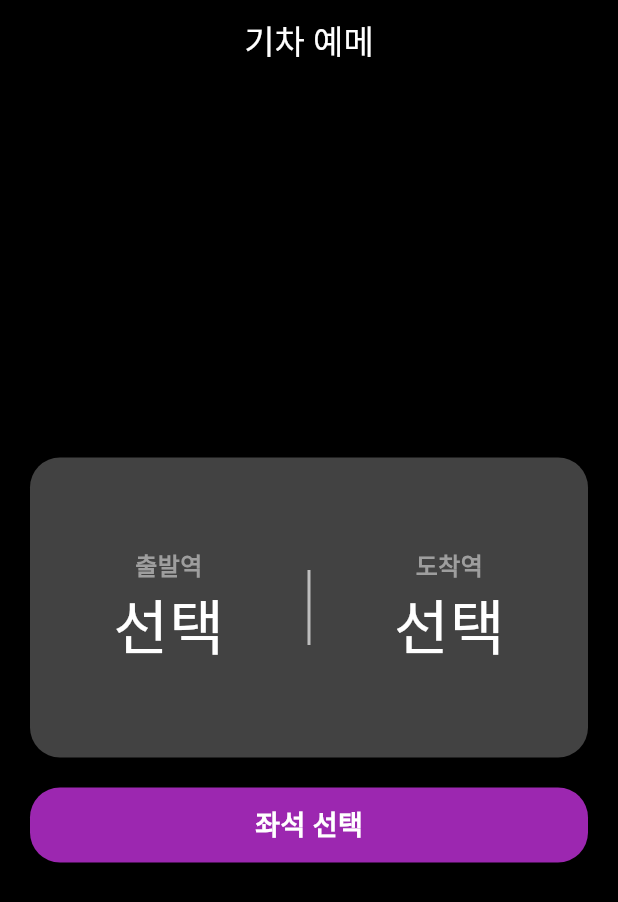
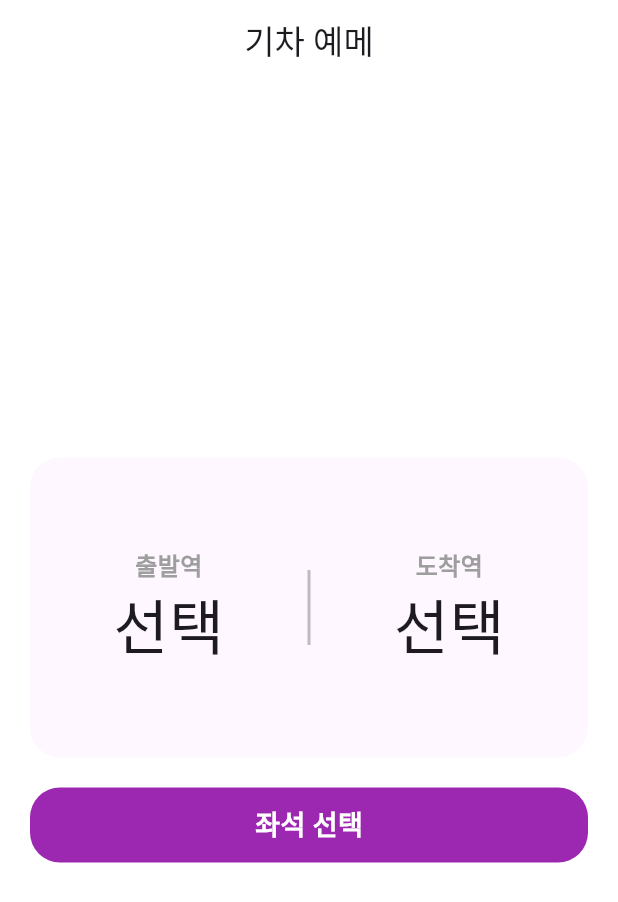
Before and after one commit to name27/flutter_train_app, a Flutter app: the screen it shows after launch, on a phone screen of 412 x 824 dp. Shown: the top 902 px of the screen. Run offline on Flutter 3.47's test engine with Material 3 defaults, Android fonts, the phone set to English and light mode, and no system bars.

Commit message:
feat: 마이페이지 추가
   - main.dart: 다크 테마에서 라이트 테마로 기본 테마 변경
   - SelectText 위젯을 별도 파일로 분리하여 재사용성 향상
   - 좌석 선택 후 마이페이지로 자동 이동 기능 추가

 새로운 페이지 및 위젯 추가
   - my_page.dart: 예약 완료 후 표시되는 마이페이지 추가
     * 출발역, 도착역, 선택된 좌석 정보 표시
     * SelectText 위젯 재사용으로 일관된 UI 제공
   -select_seat.dart: 재사용 가능한 SelectText 위젯 생성

```diff
--- a/lib/main.dart
+++ b/lib/main.dart
@@ -40,7 +40,7 @@ class MyApp extends StatelessWidget {
           ),
         ),
       ),
-      themeMode: ThemeMode.dark,
+      themeMode: ThemeMode.light,
       home: HomePage(),
     );
   }
--- a/lib/view/page/home_page.dart
+++ b/lib/view/page/home_page.dart
@@ -2,6 +2,7 @@ import 'package:flutter/material.dart';
 import 'package:trainy_app/util/station.dart';
 import 'package:trainy_app/view/page/seat_page.dart';
 import 'package:trainy_app/view/page/station_list_page.dart';
+import 'package:trainy_app/view/widget/select_seat.dart';
 import 'package:trainy_app/view/widget/submit_button.dart';
 
 class HomePage extends StatefulWidget {
@@ -114,42 +115,3 @@ class _HomePageState extends State<HomePage> {
     );
   }
 }
-
-class SelectText extends StatelessWidget {
-  const SelectText({
-    super.key,
-    required this.text,
-    this.onTap,
-    this.resultText,
-  });
-  final String text;
-  final String? resultText;
-  final Function()? onTap;
-
-  @override
-  Widget build(BuildContext context) {
-    return GestureDetector(
-      onTap: onTap,
-      child: Column(
-        mainAxisSize: MainAxisSize.min,
-        children: [
-          Text(
-            text,
-            style: TextStyle(
-              fontSize: 16,
-              color: Colors.grey,
-              fontWeight: FontWeight.bold,
-            ),
-          ),
-          Text(
-            resultText ?? '선택',
-            style: TextStyle(
-              fontSize: 40,
-              color: Theme.of(context).textTheme.bodyLarge?.color,
-            ),
-          ),
-        ],
-      ),
-    );
-  }
-}
--- /dev/null
+++ b/lib/view/widget/select_seat.dart
@@ -0,0 +1,44 @@
+import 'package:flutter/material.dart';
+
+class SelectText extends StatelessWidget {
+  const SelectText({
+    super.key,
+    required this.text,
+    this.onTap,
+    this.resultText,
+    this.resultTextStyle,
+  });
+  final String text;
+  final String? resultText;
+  final Function()? onTap;
+  final TextStyle? resultTextStyle;
+
+  @override
+  Widget build(BuildContext context) {
+    return GestureDetector(
+      onTap: onTap,
+      child: Column(
+        mainAxisSize: MainAxisSize.min,
+        children: [
+          Text(
+            text,
+            style: TextStyle(
+              fontSize: 16,
+              color: Colors.grey,
+              fontWeight: FontWeight.bold,
+            ),
+          ),
+          Text(
+            resultText ?? '선택',
+            style:
+                resultTextStyle ??
+                TextStyle(
+                  fontSize: 40,
+                  color: Theme.of(context).textTheme.bodyLarge?.color,
+                ),
+          ),
+        ],
+      ),
+    );
+  }
+}
```
Also changed, not shown: lib/view/page/my_page.dart (added, +36 -0 lines), lib/view/page/seat_page.dart (+18 -4 lines).
